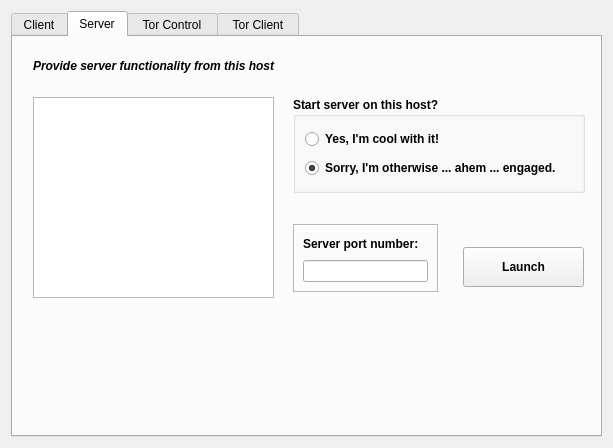
Above: connectdialog.ui from egge313/eggemesg before the change. Below: the same form after it.
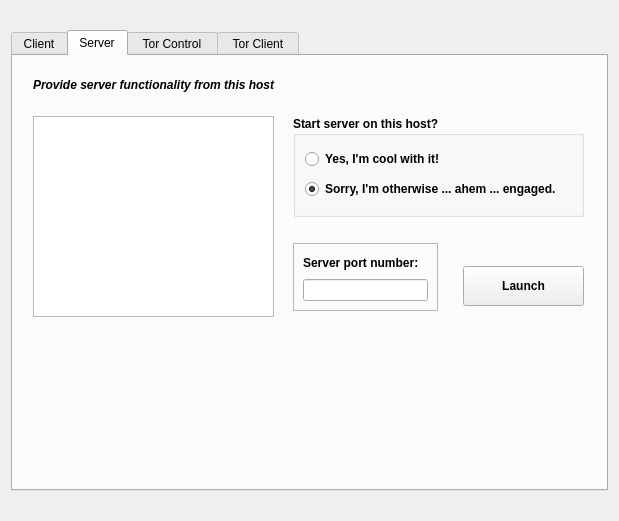
That is the form after the change. The open tabs and pages were chosen to show the change.

What changed in the file:
```diff
--- a/connectdialog.ui
+++ b/connectdialog.ui
@@ -6,8 +6,8 @@
    <rect>
     <x>0</x>
     <y>0</y>
-    <width>613</width>
-    <height>448</height>
+    <width>619</width>
+    <height>521</height>
    </rect>
   </property>
   <property name="mouseTracking">
@@ -135,7 +135,6 @@
      <widget class="QWidget" name="tabServer">
       <property name="font">
        <font>
-        <weight>75</weight>
         <bold>true</bold>
        </font>
       </property>
@@ -154,6 +153,7 @@
        <property name="font">
         <font>
          <pointsize>8</pointsize>
+         <bold>true</bold>
         </font>
        </property>
       </widget>
@@ -162,8 +162,8 @@
         <rect>
          <x>280</x>
          <y>60</y>
-         <width>292</width>
-         <height>96</height>
+         <width>291</width>
+         <height>101</height>
         </rect>
        </property>
        <property name="title">
@@ -256,9 +256,9 @@
        <property name="geometry">
         <rect>
          <x>20</x>
-         <y>280</y>
+         <y>300</y>
          <width>561</width>
-         <height>17</height>
+         <height>101</height>
         </rect>
        </property>
        <property name="text">
```
Left out of the diff: 3 changed lines with no effect on the pictures.
